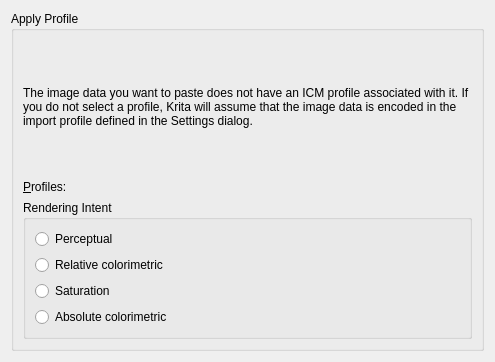
Qt form krita/ui/forms/wdgapplyprofile.ui (KDE/krita) before a commit.
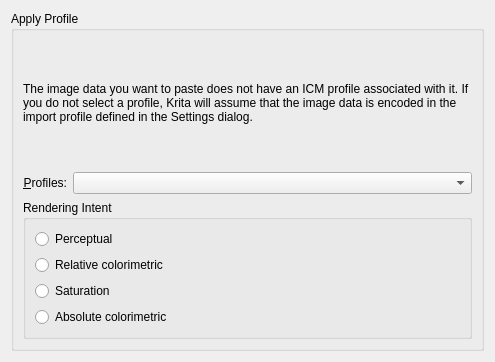
The same form after that commit. Custom widgets are drawn as their Qt base class.

Commit message:
Fix the alignment of labels in dialogs
Patch by Juan Palacios

```diff
--- a/krita/ui/forms/wdgapplyprofile.ui
+++ b/krita/ui/forms/wdgapplyprofile.ui
@@ -9,10 +9,8 @@
     <height>362</height>
    </rect>
   </property>
-  <property name="sizePolicy" >
-   <sizepolicy>
-    <hsizetype>3</hsizetype>
-    <vsizetype>3</vsizetype>
+  <property name="sizePolicy">
+   <sizepolicy hsizetype="MinimumExpanding" vsizetype="MinimumExpanding">
     <horstretch>0</horstretch>
     <verstretch>0</verstretch>
    </sizepolicy>
@@ -47,17 +45,18 @@
           <property name="text" >
            <string>&amp;Profiles:</string>
           </property>
-          <property name="buddy" >
+          <property name="alignment">
+           <set>Qt::AlignRight|Qt::AlignTrailing|Qt::AlignVCenter</set>
+          </property>
+          <property name="buddy">
            <cstring>cmbProfile</cstring>
           </property>
          </widget>
         </item>
         <item>
-         <widget class="SqueezedComboBox" native="1" name="cmbProfile" >
-          <property name="sizePolicy" >
-           <sizepolicy>
-            <hsizetype>7</hsizetype>
-            <vsizetype>0</vsizetype>
+         <widget class="SqueezedComboBox" name="cmbProfile">
+          <property name="sizePolicy">
+           <sizepolicy hsizetype="Expanding" vsizetype="Fixed">
             <horstretch>0</horstretch>
             <verstretch>0</verstretch>
            </sizepolicy>
@@ -129,8 +128,8 @@
  <customwidgets>
   <customwidget>
    <class>SqueezedComboBox</class>
-   <extends>QWidget</extends>
-   <header>widgets/squeezedcombobox.h</header>
+   <extends>QComboBox</extends>
+   <header>squeezedcombobox.h</header>
   </customwidget>
  </customwidgets>
  <tabstops>
```
Left out of the diff: 76 changed lines with no effect on the pictures. The commit also changes 71 other files.
